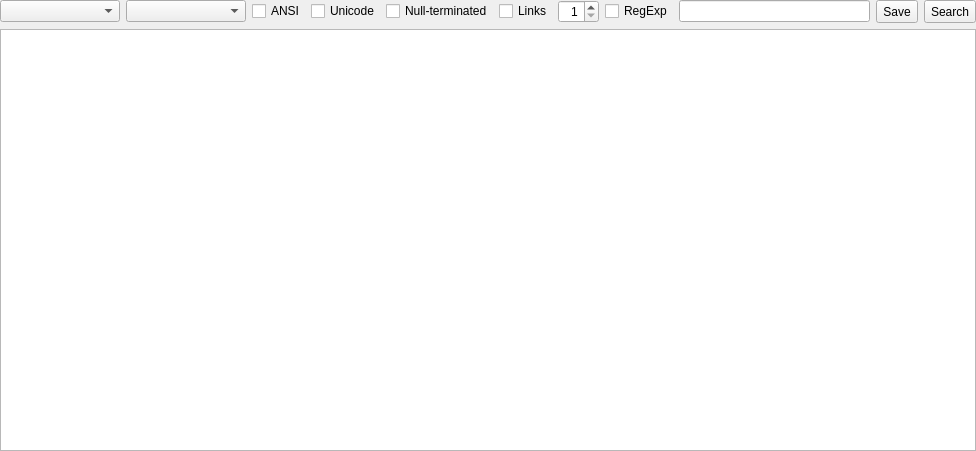
Qt form SearchStrings/searchstringswidget.ui (horsicq/FormatWidgets) before a commit.
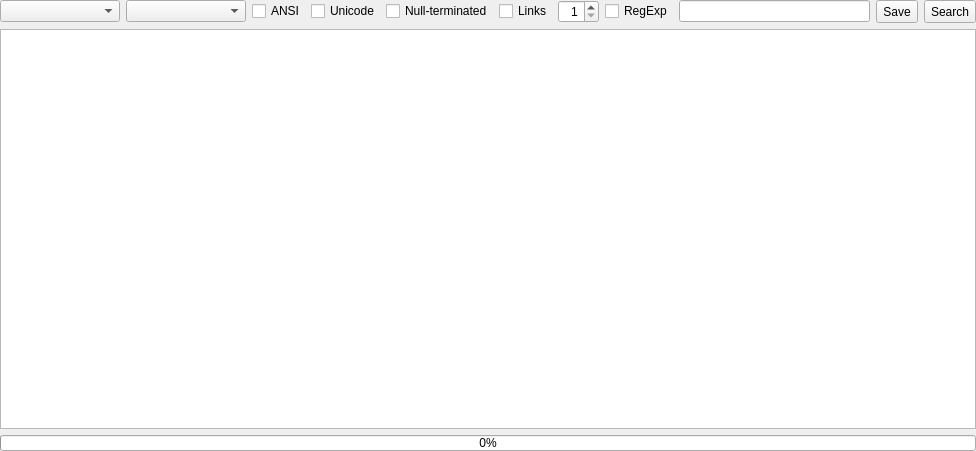
The same form after that commit. Custom widgets are drawn as their Qt base class.

Commit message: feat: add progress bar and sorting/filtering enhancements

Diff of the .ui file:
```diff
--- a/SearchStrings/searchstringswidget.ui
+++ b/SearchStrings/searchstringswidget.ui
@@ -161,6 +161,25 @@
      </attribute>
     </widget>
    </item>
+   <item>
+    <widget class="QProgressBar" name="progressBarFilter">
+     <property name="maximumSize">
+      <size>
+       <width>16777215</width>
+       <height>16</height>
+      </size>
+     </property>
+     <property name="maximum">
+      <number>100</number>
+     </property>
+     <property name="value">
+      <number>0</number>
+     </property>
+     <property name="textVisible">
+      <bool>true</bool>
+     </property>
+    </widget>
+   </item>
   </layout>
  </widget>
  <customwidgets>
```
The commit also changes 2 other files.
